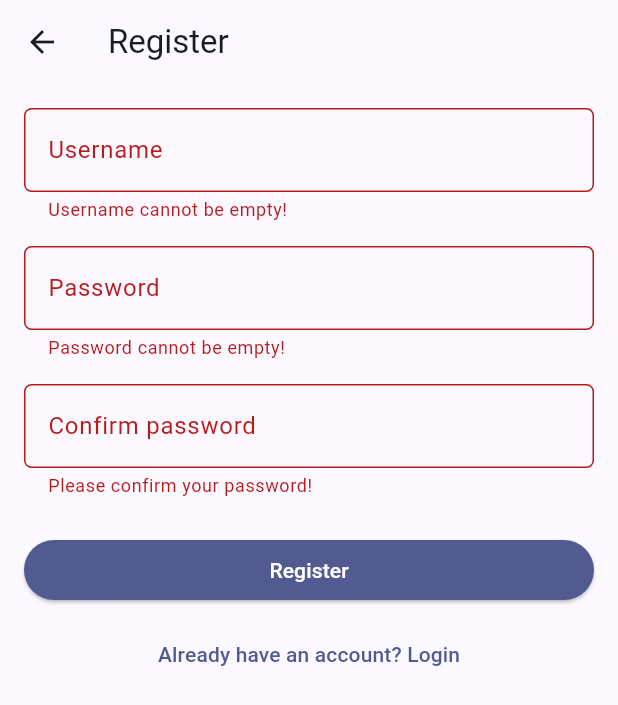
After one commit to vlixl/myportofolio_mobile, a Flutter app: the RegisterScreen screen opened directly, after a tap on "Register", on a phone screen of 412 x 824 dp. The commit adds this screen. Shown: the top 705 px of the screen. Run offline on Flutter 3.47's test engine with Material 3 defaults, Android fonts, the phone set to English and light mode, and no system bars; our stand-ins replace material_ui; generated files the repository leaves out were written again.

Commit message:
feat: add account register

```diff
--- /dev/null
+++ b/lib/screens/register_screen.dart
@@ -0,0 +1,182 @@
+import 'dart:convert';
+
+import 'package:material_ui/material_ui.dart';
+import 'package:myportofolio_mobile/services/api_client.dart';
+import 'package:myportofolio_mobile/services/auth_state.dart';
+import 'package:provider/provider.dart';
+
+/// Creates a new account, then logs the user in with the returned token.
+///
+/// Pops with `true` when registration succeeds.
+class RegisterScreen extends StatefulWidget {
+  const RegisterScreen({super.key});
+
+  @override
+  State<RegisterScreen> createState() => _RegisterScreenState();
+}
+
+class _RegisterScreenState extends State<RegisterScreen> {
+  final _formKey = GlobalKey<FormState>();
+
+  String _username = '';
+  String _password = '';
+  String _passwordConfirmation = '';
+  bool _isSubmitting = false;
+
+  /// Errors returned by Django, keyed by field (username, password1, password2).
+  Map<String, String> _serverErrors = {};
+
+  Future<void> _submit() async {
+    setState(() {
+      _serverErrors = {};
+    });
+    if (!_formKey.currentState!.validate()) return;
+
+    setState(() {
+      _isSubmitting = true;
+    });
+
+    final auth = context.read<AuthState>();
+    final messenger = ScaffoldMessenger.of(context);
+
+    try {
+      await auth.register(_username, _password, _passwordConfirmation);
+      messenger.showSnackBar(
+        SnackBar(content: Text('Welcome, $_username! Your account is ready.')),
+      );
+      if (mounted) {
+        Navigator.pop(context, true);
+      }
+    } on ApiException catch (e) {
+      final errors = _parseErrors(e);
+      if (errors.isEmpty) {
+        messenger.showSnackBar(
+          SnackBar(
+            content: Text('Registration failed: ${e.statusCode}'),
+            backgroundColor: Colors.red,
+          ),
+        );
+      } else {
+        setState(() {
+          _serverErrors = errors;
+        });
+      }
+    } finally {
+      if (mounted) {
+        setState(() {
+          _isSubmitting = false;
+        });
+      }
+    }
+  }
+
+  /// Turns Django's `{"field": ["message", ...]}` body into one message per field.
+  Map<String, String> _parseErrors(ApiException e) {
+    if (e.statusCode != 400) return {};
+    try {
+      final decoded = jsonDecode(e.message) as Map<String, dynamic>;
+      return decoded.map(
+        (field, messages) => MapEntry(
+          field,
+          (messages as List<dynamic>).map((m) => m.toString()).join('\n'),
+        ),
+      );
+    } on FormatException {
+      return {};
+    } on TypeError {
+      return {};
+    }
+  }
+
+  InputDecoration _decoration(String label, String field) {
+    return InputDecoration(
+      hintText: label,
+      labelText: label,
+      errorText: _serverErrors[field],
+      errorMaxLines: 5,
+      border: OutlineInputBorder(borderRadius: BorderRadius.circular(5)),
+    );
+  }
+
+  @override
+  Widget build(BuildContext context) {
+    return Scaffold(
+      appBar: AppBar(title: const Text('Register')),
+      body: Form(
+        key: _formKey,
+        child: SingleChildScrollView(
+          padding: const EdgeInsets.all(16),
+          child: Column(
+            crossAxisAlignment: CrossAxisAlignment.stretch,
+            children: [
+              TextFormField(
+                decoration: _decoration('Username', 'username'),
+                onChanged: (value) => _username = value.trim(),
+                validator: (value) {
+                  if (value == null || value.trim().isEmpty) {
+                    return 'Username cannot be empty!';
+                  }
+                  return null;
+                },
+              ),
+              const SizedBox(height: 16),
+              TextFormField(
+                obscureText: true,
+                decoration: _decoration('Password', 'password1'),
+                onChanged: (value) => _password = value,
+                validator: (value) {
+                  if (value == null || value.isEmpty) {
+                    return 'Password cannot be empty!';
+                  }
+                  return null;
+                },
+              ),
+              const SizedBox(height: 16),
+              TextFormField(
+                obscureText: true,
+                decoration: _decoration('Confirm password', 'password2'),
+                onChanged: (value) => _passwordConfirmation = value,
+                validator: (value) {
+                  if (value == null || value.isEmpty) {
+                    return 'Please confirm your password!';
+                  }
+                  if (value != _password) {
+                    return 'Passwords do not match!';
+                  }
+                  return null;
+                },
+              ),
+              if (_serverErrors['__all__'] != null) ...[
+                const SizedBox(height: 16),
+                Text(
+                  _serverErrors['__all__']!,
+                  style: TextStyle(color: Theme.of(context).colorScheme.error),
+                ),
+              ],
+              const SizedBox(height: 24),
+              ElevatedButton(
+                style: ElevatedButton.styleFrom(
+                  backgroundColor: Theme.of(context).colorScheme.primary,
+                  foregroundColor: Colors.white,
+                ),
+                onPressed: _isSubmitting ? null : _submit,
+                child: _isSubmitting
+                    ? const SizedBox(
+                        height: 20,
+                        width: 20,
+                        child: CircularProgressIndicator(strokeWidth: 2),
+                      )
+                    : const Text('Register'),
+              ),
+              const SizedBox(height: 8),
+              TextButton(
+                onPressed: _isSubmitting ? null : () => Navigator.pop(context),
+                child: const Text('Already have an account? Login'),
+              ),
+            ],
+          ),
+        ),
+      ),
+    );
+  }
+}
--- a/lib/services/api_client.dart
+++ b/lib/services/api_client.dart
@@ -72,6 +72,30 @@ class ApiClient {
     return jsonDecode(response.body)['token'] as String;
   }
 
+  /// Creates a new account and returns its auth token.
+  Future<String> register(
+    String username,
+    String password,
+    String passwordConfirmation,
+  ) async {
+    final response = await _client.post(
+      _uri('/api/v1/auth/register/'),
+      headers: {
+        'Accept': 'application/json',
+        'Content-Type': 'application/json; charset=UTF-8',
+      },
+      body: jsonEncode({
+        'username': username,
+        'password1': password,
+        'password2': passwordConfirmation,
+      }),
+    );
+
+    _ensureSuccess(response);
+
+    return jsonDecode(response.body)['token'] as String;
+  }
+
   Future<void> logout({required String token}) async {
     final response = await _client.post(
       _uri('/api/v1/auth/logout/'),
--- a/lib/services/auth_state.dart
+++ b/lib/services/auth_state.dart
@@ -16,6 +16,19 @@ class AuthState extends ChangeNotifier {
     notifyListeners();
   }
 
+  Future<void> register(
+    String username,
+    String password,
+    String passwordConfirmation,
+  ) async {
+    _token = await _apiClient.register(
+      username,
+      password,
+      passwordConfirmation,
+    );
+    notifyListeners();
+  }
+
   Future<void> logout() async {
     final current = _token;
     if (current == null) return;
```
Also changed, not shown: lib/screens/login_screen.dart (+17 -0 lines), lib/widgets/left_drawer.dart (+15 -0 lines).
